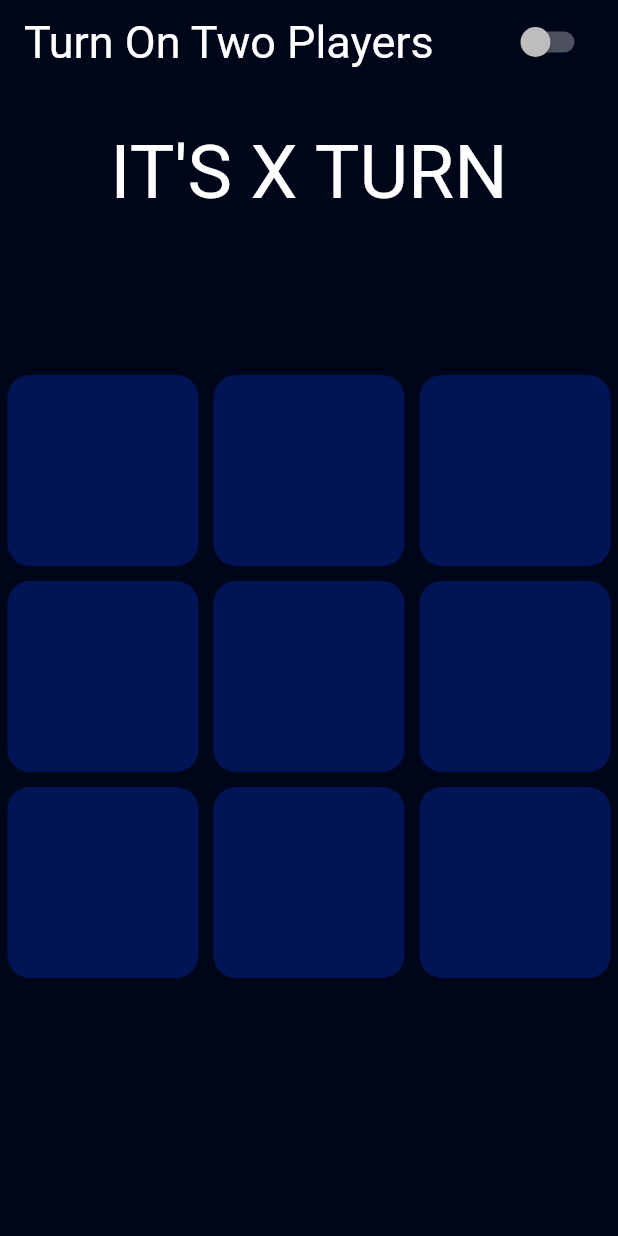
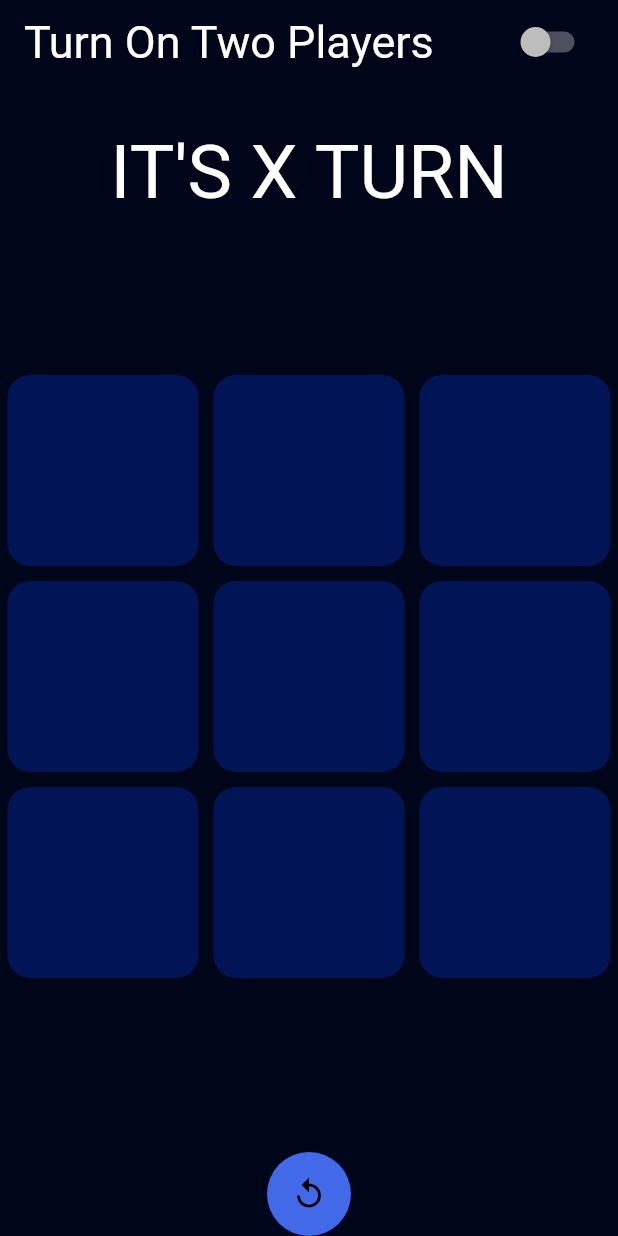
Before and after one commit to MohamedMahmoud10/TicTacGame, a Flutter app: the screen it shows after launch, on a phone screen of 412 x 824 dp. Run offline on Flutter 3.47's test engine with Material 2 defaults, Android fonts, the phone set to English and light mode, and no system bars.

```diff
--- a/lib/home_screen.dart
+++ b/lib/home_screen.dart
@@ -28,7 +28,7 @@ class _MyHomePageState extends State<MyHomePage> {
                   height: 100,
                 ),
                 _expandedTable(context),
-                // ...lastBloc()
+                ...lastBloc()
               ])
             : Row(
                 children: [
@@ -37,6 +37,8 @@ class _MyHomePageState extends State<MyHomePage> {
                       mainAxisAlignment: MainAxisAlignment.center,
                       children: [
                         ...firstBloc(),
+                        const SizedBox( height: 50,),
+                        ...lastBloc(),
                       ],
                     ),
                   ),
@@ -113,8 +115,15 @@ class _MyHomePageState extends State<MyHomePage> {
     ));
   }
 
-  // List<Widget> lastBloc() {
-  //   return [
+  List<Widget> lastBloc() {
+    return [
+      FloatingActionButton(
+        backgroundColor: Theme.of(context).splashColor,
+        onPressed: () => resetGame(),
+        child: const Icon(
+          Icons.replay_outlined,
+        ),
+      ),
       //     //Show Result Who Win
       //     Text(
       //       result.toUpperCase(),
@@ -147,8 +156,9 @@ class _MyHomePageState extends State<MyHomePage> {
       //     //       'Repeat The Game',
       //     //       style: TextStyle(fontSize: 30),
       //     //     )),
-  //   ];
-  // }
+    ];
+  }
+
   //reset game method
   void resetGame() {
     setState(() {
@@ -158,7 +168,7 @@ class _MyHomePageState extends State<MyHomePage> {
       result = '';
       gameOver = false;
       turn = 0;
-      isSwitched = false;
+      //isSwitched = false;
     });
   }
 
@@ -208,12 +218,11 @@ class _MyHomePageState extends State<MyHomePage> {
 
   AlertDialog alertDialog(String winnerPlayer, String result) {
     return AlertDialog(
-      backgroundColor: Colors.white,
+      backgroundColor: Theme.of(context).shadowColor,
       shape: RoundedRectangleBorder(borderRadius: BorderRadius.circular(20)),
       content: Container(
         height: 250,
-        decoration: BoxDecoration(
-            color: Colors.white, borderRadius: BorderRadius.circular(15)),
+        decoration: BoxDecoration(borderRadius: BorderRadius.circular(15)),
         child: Column(
           mainAxisAlignment: MainAxisAlignment.spaceAround,
           children: [
@@ -222,7 +231,7 @@ class _MyHomePageState extends State<MyHomePage> {
               result,
               style: const TextStyle(
                   fontSize: 45,
-                  color: Colors.black,
+                  color: Colors.white,
                   fontWeight: FontWeight.bold),
             ),
             // const SizedBox(height: 75,),
@@ -230,7 +239,8 @@ class _MyHomePageState extends State<MyHomePage> {
                 style: ButtonStyle(
                     shape: MaterialStateProperty.all(RoundedRectangleBorder(
                         borderRadius: BorderRadius.circular(10))),
-                    backgroundColor: MaterialStateProperty.all(Colors.brown)),
+                    backgroundColor: MaterialStateProperty.all(
+                        Theme.of(context).canvasColor)),
                 onPressed: () {
                   setState(() {
                     Navigator.of(context).pop({resetGame()});
@@ -240,7 +250,7 @@ class _MyHomePageState extends State<MyHomePage> {
                   'Try Again',
                   style: TextStyle(
                       fontSize: 50,
-                      color: Colors.black,
+                      color: Colors.white,
                       fontWeight: FontWeight.w400,
                       fontStyle: FontStyle.italic),
                 ))
--- a/lib/main.dart
+++ b/lib/main.dart
@@ -20,7 +20,9 @@ class MyApp extends StatelessWidget {
           primarySwatch: Colors.blue,
           primaryColor: const Color(0xFF00061a),
           shadowColor: const Color(0xFF001456),
-          splashColor: const Color(0xFF4169e8)),
+          splashColor: const Color(0xFF4169e8),
+        canvasColor: const Color(0xFF00009c)//00009c
+      ),
     );
   }
 }
```
Lines whose indentation alone changed are shown as unchanged.
